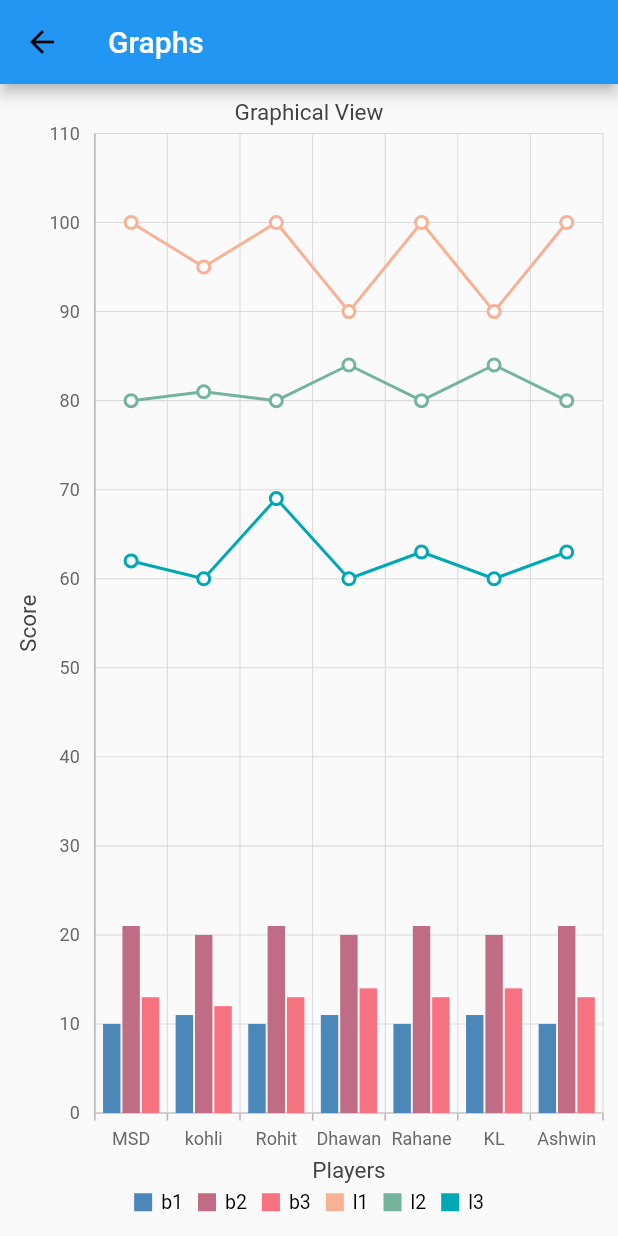
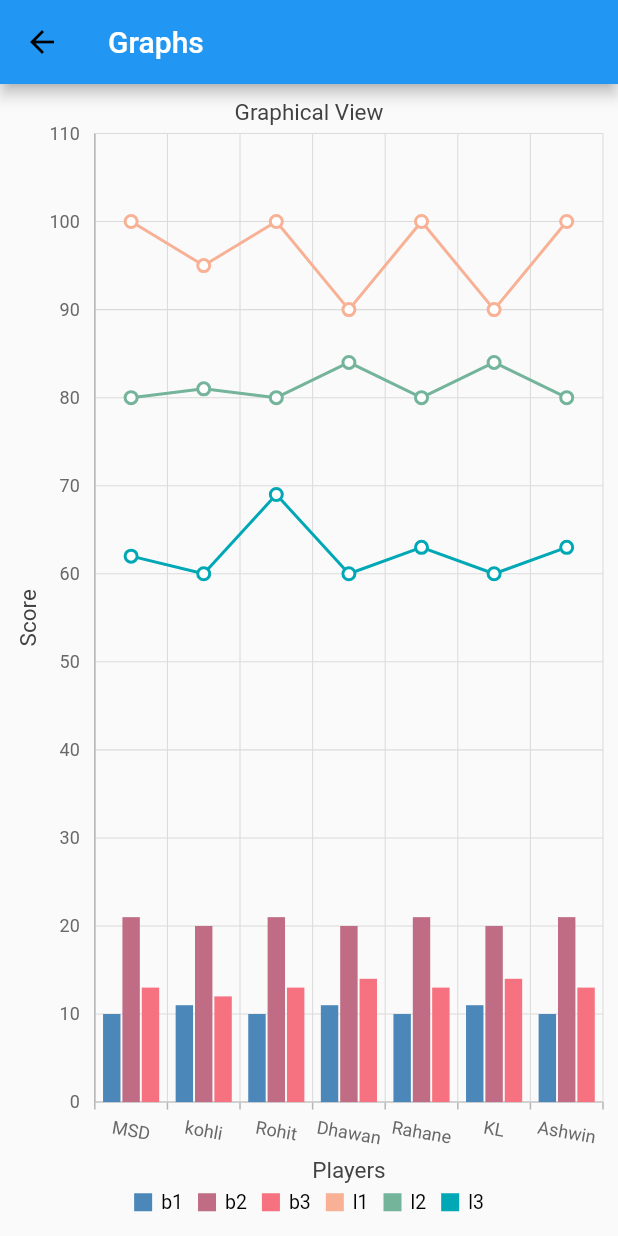
Before and after one commit to Architjain128/dragndrop, a Flutter app: the screen it shows after launch, on a phone screen of 412 x 824 dp. Run offline on Flutter 3.47's test engine with Material 2 defaults, Android fonts, the phone set to English and light mode, and no system bars; our stand-ins replace syncfusion_flutter_charts.

```diff
--- a/lib/charts/combinedGraphs.dart
+++ b/lib/charts/combinedGraphs.dart
@@ -117,8 +117,11 @@ class _CombinedChartPageState extends State<CombinedChartPage> {
       plotAreaBorderWidth: 0,
       title: ChartTitle(text: 'Graphical View'),
       legend: Legend(isVisible: true, overflowMode: LegendItemOverflowMode.wrap),
-      primaryXAxis: CategoryAxis(title: AxisTitle(text: 'Players')),
-      // primaryXAxis: CategoryAxis(edgeLabelPlacement: EdgeLabelPlacement.shift, majorGridLines: const MajorGridLines(width: 0)),
+      primaryXAxis: CategoryAxis(
+        title: AxisTitle(text: 'Players'),
+        axisLine: const AxisLine(width: 1),
+        labelRotation: 10,
+      ),
       primaryYAxis: NumericAxis(
         title: AxisTitle(text: 'Score'),
         labelFormat: '{value}',
```
Also changed, not shown: 1 other file.
